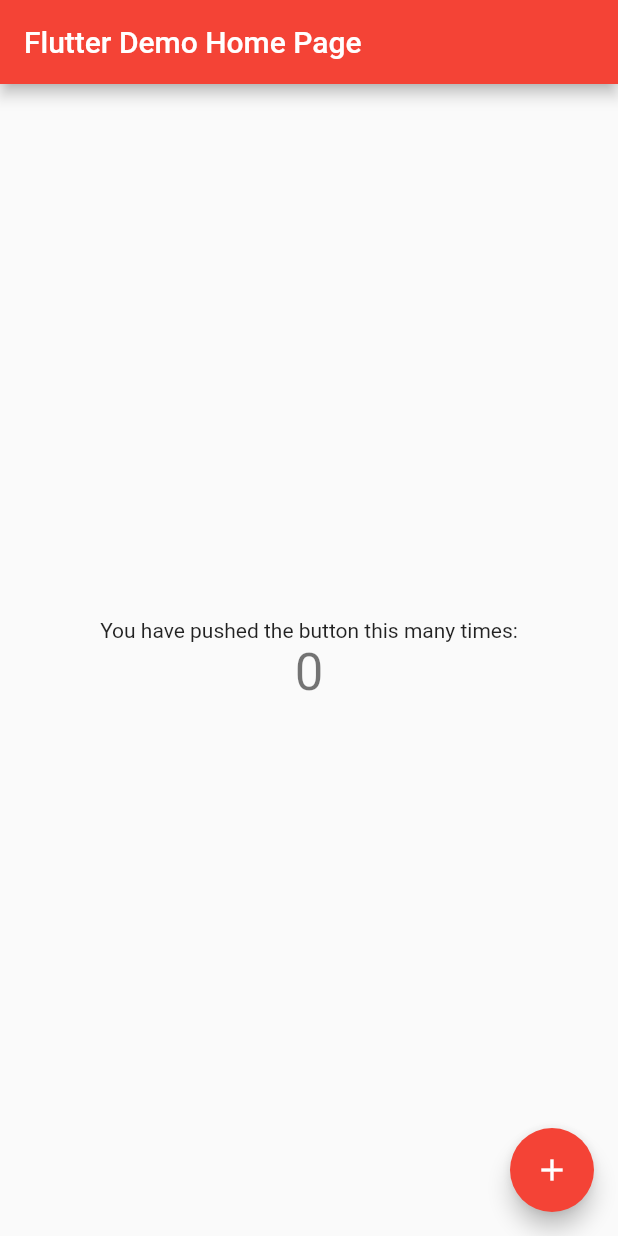
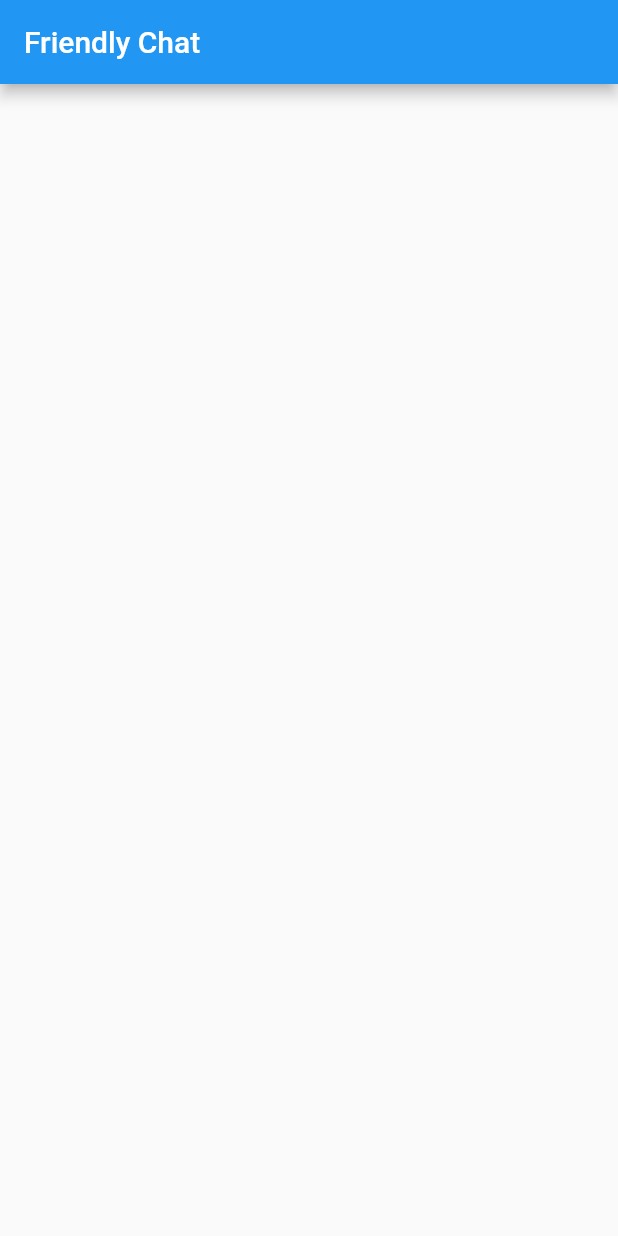
Before and after one commit to robillo/flutter_demo_app, a Flutter app: the screen it shows after launch, on a phone screen of 412 x 824 dp. Run offline on Flutter 3.47's test engine with Material 2 defaults, Android fonts, the phone set to English and light mode, and no system bars.

Commit message:
Friendly Chat appbar

```diff
--- a/lib/main.dart
+++ b/lib/main.dart
@@ -3,107 +3,23 @@ import 'package:flutter/material.dart';
 void main() => runApp(new MyApp());
 
 class MyApp extends StatelessWidget {
-  // This widget is the root of your application.
+
   @override
   Widget build(BuildContext context) {
     return new MaterialApp(
-      title: 'Flutter Demo',
-      theme: new ThemeData(
-        // This is the theme of your application.
-        //
-        // Try running your application with "flutter run". You'll see the
-        // application has a blue toolbar. Then, without quitting the app, try
-        // changing the primarySwatch below to Colors.green and then invoke
-        // "hot reload" (press "r" in the console where you ran "flutter run",
-        // or press Run > Flutter Hot Reload in IntelliJ). Notice that the
-        // counter didn't reset back to zero; the application is not restarted.
-        primarySwatch: Colors.red,
-      ),
-      home: new MyHomePage(title: 'Flutter Demo Home Page'),
+      title: "Friendly Chat",
+      home: new ChatScreen()
     );
   }
 }
 
-class MyHomePage extends StatefulWidget {
-  MyHomePage({Key key, this.title}) : super(key: key);
-
-  // This widget is the home page of your application. It is stateful, meaning
-  // that it has a State object (defined below) that contains fields that affect
-  // how it looks.
-
-  // This class is the configuration for the state. It holds the values (in this
-  // case the title) provided by the parent (in this case the App widget) and
-  // used by the build method of the State. Fields in a Widget subclass are
-  // always marked "final".
-
-  final String title;
-
-  @override
-  _MyHomePageState createState() => new _MyHomePageState();
-}
-
-class _MyHomePageState extends State<MyHomePage> {
-  int _counter = 0;
-
-  void _incrementCounter() {
-    setState(() {
-      // This call to setState tells the Flutter framework that something has
-      // changed in this State, which causes it to rerun the build method below
-      // so that the display can reflect the updated values. If we changed
-      // _counter without calling setState(), then the build method would not be
-      // called again, and so nothing would appear to happen.
-      _counter++;
-    });
-  }
+class ChatScreen extends StatelessWidget {
 
   @override
   Widget build(BuildContext context) {
-    // This method is rerun every time setState is called, for instance as done
-    // by the _incrementCounter method above.
-    //
-    // The Flutter framework has been optimized to make rerunning build methods
-    // fast, so that you can just rebuild anything that needs updating rather
-    // than having to individually change instances of widgets.
     return new Scaffold(
-      appBar: new AppBar(
-        // Here we take the value from the MyHomePage object that was created by
-        // the App.build method, and use it to set our appbar title.
-        title: new Text(widget.title),
-      ),
-      body: new Center(
-        // Center is a layout widget. It takes a single child and positions it
-        // in the middle of the parent.
-        child: new Column(
-          // Column is also layout widget. It takes a list of children and
-          // arranges them vertically. By default, it sizes itself to fit its
-          // children horizontally, and tries to be as tall as its parent.
-          //
-          // Invoke "debug paint" (press "p" in the console where you ran
-          // "flutter run", or select "Toggle Debug Paint" from the Flutter tool
-          // window in IntelliJ) to see the wireframe for each widget.
-          //
-          // Column has various properties to control how it sizes itself and
-          // how it positions its children. Here we use mainAxisAlignment to
-          // center the children vertically; the main axis here is the vertical
-          // axis because Columns are vertical (the cross axis would be
-          // horizontal).
-          mainAxisAlignment: MainAxisAlignment.center,
-          children: <Widget>[
-            new Text(
-              'You have pushed the button this many times:',
-            ),
-            new Text(
-              '$_counter',
-              style: Theme.of(context).textTheme.display1,
-            ),
-          ],
-        ),
-      ),
-      floatingActionButton: new FloatingActionButton(
-        onPressed: _incrementCounter,
-        tooltip: 'Increment',
-        child: new Icon(Icons.add),
-      ), // This trailing comma makes auto-formatting nicer for build methods.
+      appBar: new AppBar(title: new Text("Friendly Chat"),),
     );
   }
+
 }
```
